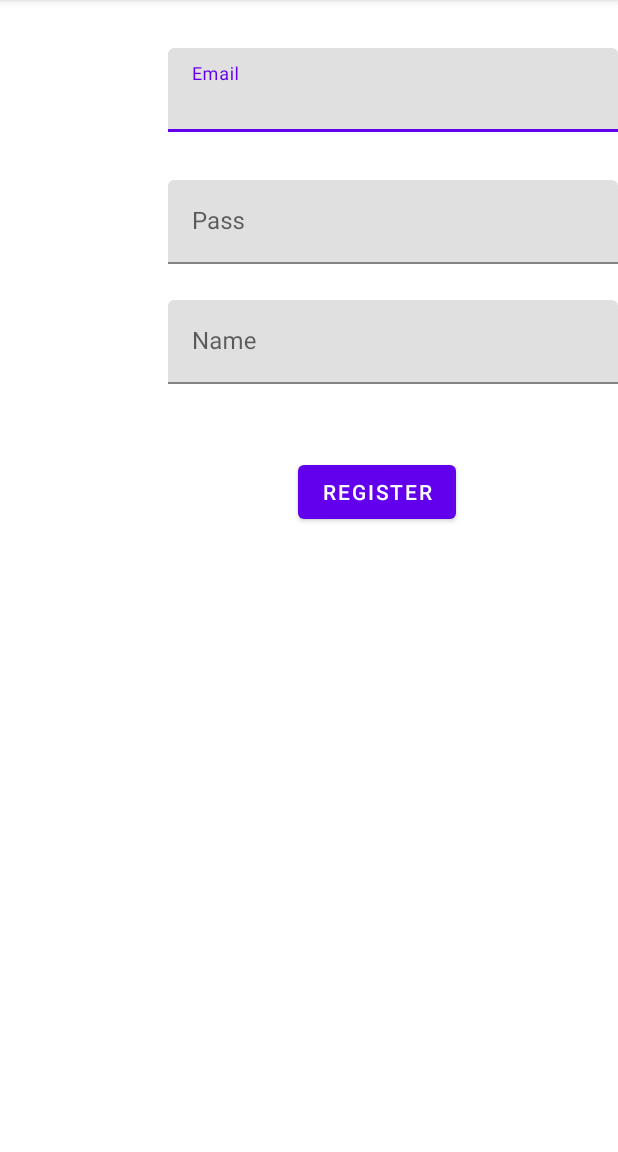
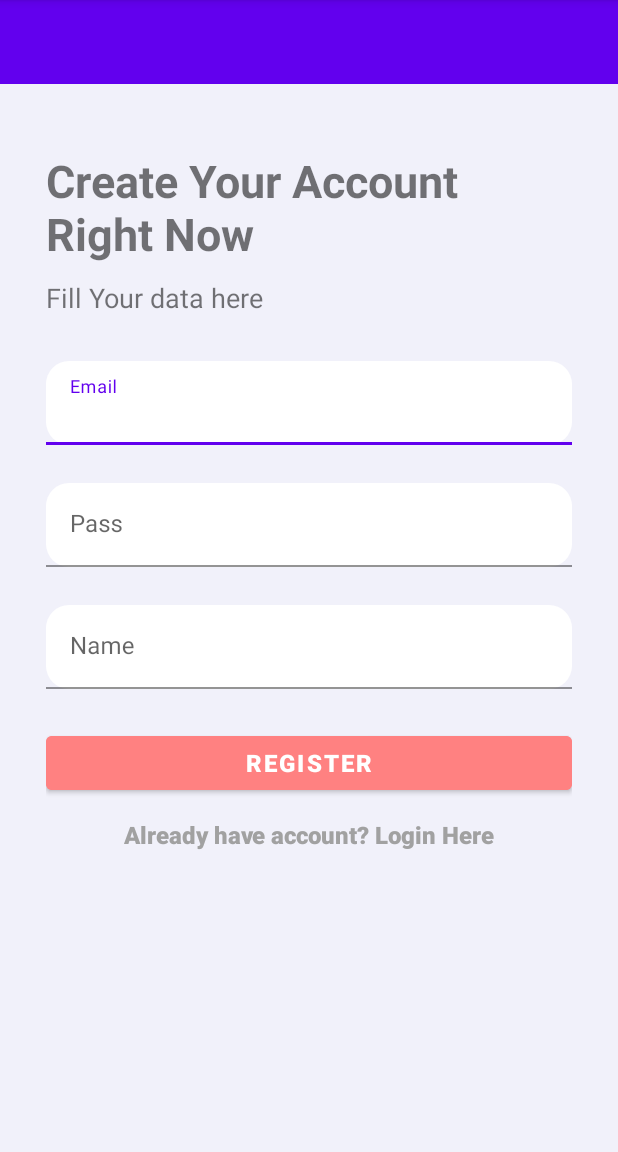
Before and after one commit to dgpay/VaccineKit, an Android app: the RegisterActivity screen opened directly, with no data from a screen before it, on a phone screen of 412 x 824 dp, the part 84-1236 px from its top. Run offline under Robolectric (Android 15) with nearby library versions, the phone set to English and light mode, and no system bars; our stand-ins replace Firebase (no records; nobody signed in at launch, a user with empty details on screens opened directly).

Commit message:
make up register UI

```diff
--- a/app/src/main/res/layout/activity_login.xml
+++ b/app/src/main/res/layout/activity_login.xml
@@ -28,7 +28,6 @@
             android:layout_height="400dp">
 
             <ImageView
-                android:contentDescription="@string/appLogo"
                 android:layout_width="match_parent"
                 android:layout_height="444dp"
                 android:background="@drawable/background_white_solid_rectangle" />
@@ -81,6 +80,8 @@
                     android:layout_width="match_parent"
                     android:layout_height="wrap_content"
                     android:layout_marginTop="20dp"
+                    android:textStyle="bold"
+                    android:textSize="16sp"
                     android:text="@string/loginbutton"/>
 
 
@@ -90,6 +91,8 @@
                     android:layout_height="wrap_content"
                     android:text="@string/WordsRegister"
                     android:textColor="#A1A1A1"
+                    android:textSize="16sp"
+                    android:textAllCaps="false"
                     style="?android:attr/borderlessButtonStyle"/>
 
 
--- a/app/src/main/res/layout/activity_register.xml
+++ b/app/src/main/res/layout/activity_register.xml
@@ -1,20 +1,50 @@
 <?xml version="1.0" encoding="utf-8"?>
-<androidx.constraintlayout.widget.ConstraintLayout xmlns:android="http://schemas.android.com/apk/res/android"
+<RelativeLayout xmlns:android="http://schemas.android.com/apk/res/android"
     xmlns:app="http://schemas.android.com/apk/res-auto"
     xmlns:tools="http://schemas.android.com/tools"
     android:layout_width="match_parent"
     android:layout_height="match_parent"
-    tools:context=".auth.RegisterActivity">
+    tools:context=".auth.RegisterActivity"
+    android:background="#F1F1FA"
+    android:orientation="vertical">
+
+    <androidx.appcompat.widget.Toolbar
+        android:id="@+id/toolbar3"
+        android:layout_width="match_parent"
+        android:layout_height="wrap_content"
+        android:background="?attr/colorPrimary"
+        android:minHeight="?attr/actionBarSize"
+        android:theme="?attr/actionBarTheme" />
+    <LinearLayout
+        android:layout_width="match_parent"
+        android:layout_height="wrap_content"
+        android:layout_marginLeft="5dp"
+        android:layout_marginTop="100dp"
+        android:layout_marginRight="5dp"
+        android:paddingLeft="25dp"
+        android:paddingRight="25dp"
+        android:orientation="vertical">
+
+        <TextView
+            android:id="@+id/textView4"
+            android:layout_width="match_parent"
+            android:layout_height="wrap_content"
+            android:textSize="30sp"
+            android:textStyle="bold"
+            android:text="Create Your Account Right Now" />
+        <TextView
+            android:id="@+id/textView5"
+            android:layout_marginTop="10dp"
+            android:layout_width="match_parent"
+            android:layout_height="wrap_content"
+            android:textSize="18sp"
+            android:text="Fill Your data here" />
 
         <com.google.android.material.textfield.TextInputLayout
             android:id="@+id/textInputLayout2"
-        android:layout_width="300dp"
+            android:layout_width="match_parent"
             android:layout_height="wrap_content"
-        android:layout_marginStart="111dp"
-        android:layout_marginTop="32dp"
-        app:layout_constraintEnd_toEndOf="parent"
-        app:layout_constraintStart_toStartOf="parent"
-        app:layout_constraintTop_toTopOf="parent">
+            android:layout_marginTop="30dp">
 
             <EditText
                 android:id="@+id/email"
@@ -22,16 +52,15 @@
                 android:layout_height="wrap_content"
                 android:hint="Email"
                 android:inputType="textCapSentences"
-            android:maxLines="1" />
+                android:maxLines="1"
+                android:background="@drawable/rounded_text"/>
         </com.google.android.material.textfield.TextInputLayout>
 
         <com.google.android.material.textfield.TextInputLayout
             android:id="@+id/textInputLayout3"
-        android:layout_width="300dp"
+            android:layout_width="match_parent"
             android:layout_height="wrap_content"
-        android:layout_marginTop="120dp"
-        app:layout_constraintEnd_toEndOf="parent"
-        app:layout_constraintTop_toTopOf="parent">
+            android:layout_marginTop="25dp">
 
             <EditText
                 android:id="@+id/passw"
@@ -39,14 +68,15 @@
                 android:layout_height="wrap_content"
                 android:hint="Pass"
                 android:inputType="textCapSentences"
-            android:maxLines="1" />
+                android:maxLines="1"
+                android:background="@drawable/rounded_text"/>
         </com.google.android.material.textfield.TextInputLayout>
 
         <com.google.android.material.textfield.TextInputLayout
             android:id="@+id/textInputLayout4"
-        android:layout_width="300dp"
+            android:layout_width="match_parent"
             android:layout_height="wrap_content"
-        android:layout_marginTop="200dp"
+            android:layout_marginTop="25dp"
             app:layout_constraintEnd_toEndOf="parent"
             app:layout_constraintTop_toTopOf="parent">
 
@@ -56,16 +86,31 @@
                 android:layout_height="wrap_content"
                 android:hint="Name"
                 android:inputType="textCapSentences"
-            android:maxLines="1" />
+                android:maxLines="1"
+                android:background="@drawable/rounded_text"/>
         </com.google.android.material.textfield.TextInputLayout>
 
         <Button
             android:id="@+id/regis"
-        android:layout_width="wrap_content"
+            android:layout_width="match_parent"
             android:layout_height="wrap_content"
-        android:layout_marginTop="48dp"
-        android:layout_marginEnd="108dp"
-        android:text="Register"
-        app:layout_constraintEnd_toEndOf="parent"
+            android:layout_marginTop="25dp"
+            android:text="@string/register"
+            android:textSize="16sp"
+            android:textStyle="bold"
+            android:backgroundTint="#FF8181"
             app:layout_constraintTop_toBottomOf="@+id/textInputLayout4" />
-</androidx.constraintlayout.widget.ConstraintLayout>
+
+        <Button
+            android:id="@+id/button"
+            android:layout_width="match_parent"
+            android:layout_height="wrap_content"
+            android:text="Already have account? Login Here"
+            android:textAllCaps="false"
+            android:textStyle="bold"
+            android:textSize="16sp"
+            android:textColor="#A1A1A1"
+            style="?android:attr/borderlessButtonStyle"/>
+
+    </LinearLayout>
+</RelativeLayout>
--- a/app/src/main/res/values/strings.xml
+++ b/app/src/main/res/values/strings.xml
@@ -13,5 +13,6 @@
 
     <string name="appLogo">Vaccine Kit Logo</string>
     <string name="WordsRegister">Touch me to Register...</string>
+    <string name="register">Register</string>
 
 </resources>
```
Lines whose indentation alone changed are shown as unchanged.
